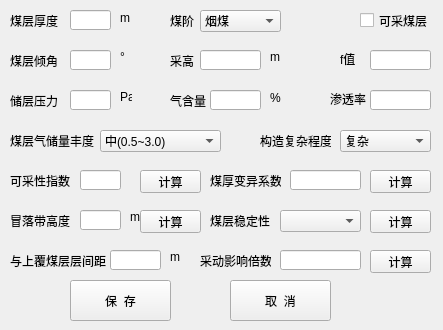
Above: python/cbm/uifiles/coal_design_dlg.ui from wyrover/cbm before the change. Below: the same form after it.
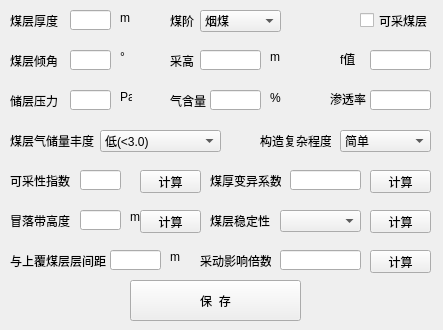
That is the form after the change. Icons and pictures are not drawn.

Commit message: 完成煤层设计对话框 修复CbmUtil.py中CopyAttribsOfCbmType的一个bug，保证赋值出来的对象始终是有数据的，而不是None

Diff of the .ui file:
```diff
--- a/python/cbm/uifiles/coal_design_dlg.ui
+++ b/python/cbm/uifiles/coal_design_dlg.ui
@@ -303,6 +303,11 @@
      <height>22</height>
     </rect>
    </property>
+   <item>
+    <property name="text">
+     <string>低(&lt;3.0)</string>
+    </property>
+   </item>
    <item>
     <property name="text">
      <string>中(0.5~3.0)</string>
@@ -354,6 +359,16 @@
      <height>22</height>
     </rect>
    </property>
+   <item>
+    <property name="text">
+     <string>简单</string>
+    </property>
+   </item>
+   <item>
+    <property name="text">
+     <string>中等</string>
+    </property>
+   </item>
    <item>
     <property name="text">
      <string>复杂</string>
@@ -632,25 +647,12 @@
     </rect>
    </property>
   </widget>
-  <widget class="QPushButton" name="cancel">
-   <property name="geometry">
-    <rect>
-     <x>230</x>
-     <y>280</y>
-     <width>101</width>
-     <height>41</height>
-    </rect>
-   </property>
-   <property name="text">
-    <string>取  消</string>
-   </property>
-  </widget>
   <widget class="QPushButton" name="save">
    <property name="geometry">
     <rect>
-     <x>70</x>
+     <x>130</x>
      <y>280</y>
-     <width>101</width>
+     <width>171</width>
      <height>41</height>
     </rect>
    </property>
```
Left out of the diff: 17 changed lines with no effect on the pictures. The commit also changes 5 other files.
